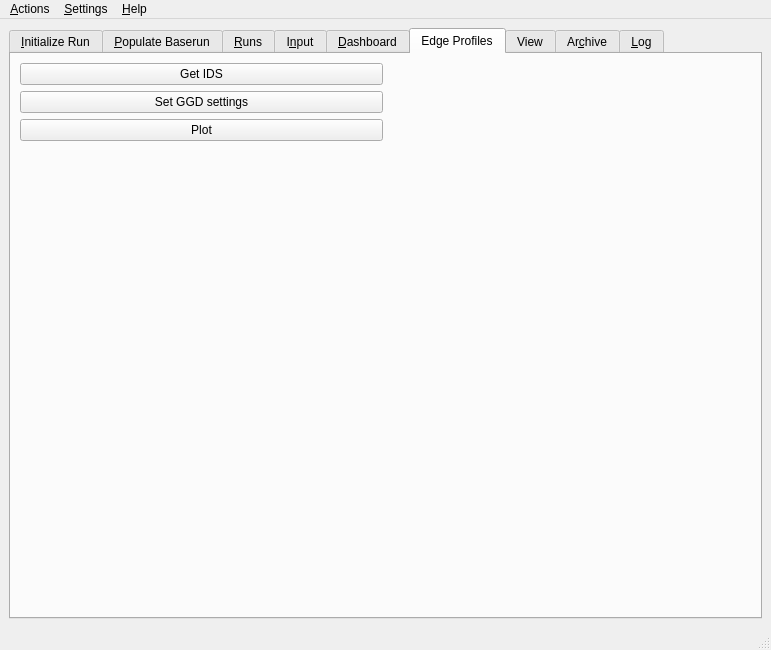
The window that src/gui/solps.ui (LeCAD-PEG/SOLPS-GUI) describes before a commit, drawn with Qt 5.
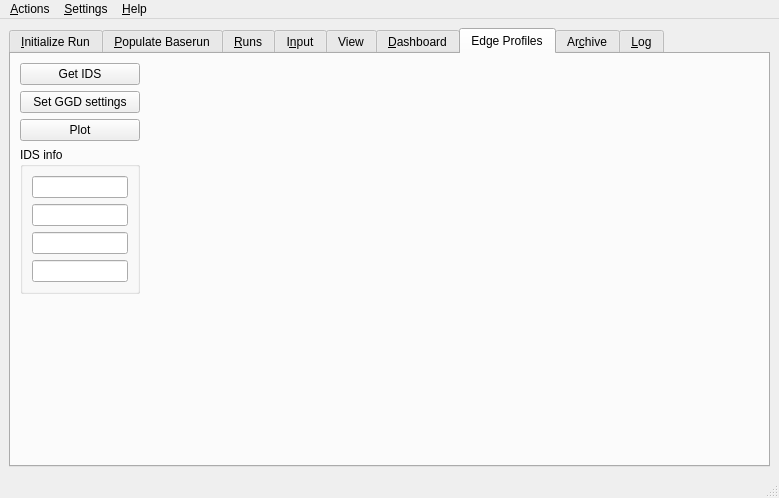
The same window after the commit. The open tabs and pages were chosen to show the change. Custom widgets are drawn as their Qt base class.

Commit message: Add IDS info grou for edge plot

The edit to the form file:
```diff
--- a/src/gui/solps.ui
+++ b/src/gui/solps.ui
@@ -10,8 +10,8 @@
    <rect>
     <x>0</x>
     <y>0</y>
-    <width>771</width>
-    <height>650</height>
+    <width>779</width>
+    <height>498</height>
    </rect>
   </property>
   <property name="sizePolicy">
@@ -426,6 +426,60 @@
         </item>
        </layout>
       </widget>
+      <widget class="QWidget" name="tab_3">
+       <attribute name="title">
+        <string>View</string>
+       </attribute>
+       <layout class="QGridLayout" name="gridLayout_4">
+        <item row="0" column="0">
+         <widget class="SolpsInput" name="solpsview">
+          <property name="currentIndex">
+           <number>2</number>
+          </property>
+          <widget class="QWidget" name="tab_14">
+           <attribute name="title">
+            <string>b2mn.prt</string>
+           </attribute>
+          </widget>
+          <widget class="QWidget" name="tab_7">
+           <attribute name="title">
+            <string>run.log</string>
+           </attribute>
+          </widget>
+          <widget class="QWidget" name="tab_10">
+           <attribute name="title">
+            <string>run.log.gz</string>
+           </attribute>
+          </widget>
+          <widget class="QWidget" name="tab_11">
+           <attribute name="title">
+            <string>b2fgmtry</string>
+           </attribute>
+          </widget>
+          <widget class="QWidget" name="tab_8">
+           <attribute name="title">
+            <string>b2fstati</string>
+           </attribute>
+          </widget>
+          <widget class="QWidget" name="tab_13">
+           <attribute name="title">
+            <string>b2fpardf</string>
+           </attribute>
+          </widget>
+          <widget class="QWidget" name="tab_12">
+           <attribute name="title">
+            <string>b2frates</string>
+           </attribute>
+          </widget>
+          <widget class="QWidget" name="tab_9">
+           <attribute name="title">
+            <string>b2fstate</string>
+           </attribute>
+          </widget>
+         </widget>
+        </item>
+       </layout>
+      </widget>
       <widget class="QWidget" name="tab_4">
        <attribute name="title">
         <string>&amp;Dashboard</string>
@@ -557,20 +611,7 @@
        <attribute name="title">
         <string>Edge Profiles</string>
        </attribute>
-       <layout class="QGridLayout" name="gridLayout_15">
-        <item row="3" column="0">
-         <spacer name="verticalSpacer">
-          <property name="orientation">
-           <enum>Qt::Vertical</enum>
-          </property>
-          <property name="sizeHint" stdset="0">
-           <size>
-            <width>20</width>
-            <height>40</height>
-           </size>
-          </property>
-         </spacer>
-        </item>
+       <layout class="QGridLayout" name="gridLayout_16">
         <item row="0" column="0">
          <widget class="QPushButton" name="pushButton_3">
           <property name="text">
@@ -578,22 +619,14 @@
           </property>
          </widget>
         </item>
-        <item row="2" column="0">
-         <widget class="QPushButton" name="pushButton_2">
-          <property name="text">
-           <string>Plot</string>
-          </property>
-         </widget>
-        </item>
-        <item row="1" column="0">
-         <widget class="QPushButton" name="pushButton">
-          <property name="text">
-           <string>Set GGD settings</string>
-          </property>
-         </widget>
-        </item>
-        <item row="0" column="1" rowspan="4">
+        <item row="0" column="1" rowspan="5">
          <widget class="EdgeProfiles" name="edgeprofiles">
+          <property name="minimumSize">
+           <size>
+            <width>400</width>
+            <height>200</height>
+           </size>
+          </property>
           <property name="toolTip">
            <string>Draws various edge profiles from SOLPS</string>
           </property>
@@ -608,17 +641,10 @@
           </property>
          </widget>
         </item>
-       </layout>
-      </widget>
-      <widget class="QWidget" name="tab_3">
-       <attribute name="title">
-        <string>View</string>
-       </attribute>
-       <layout class="QGridLayout" name="gridLayout_4">
-        <item row="0" column="0">
-         <widget class="SolpsInput" name="solpsview">
-          <property name="currentIndex">
-           <number>2</number>
+        <item row="1" column="0">
+         <widget class="QPushButton" name="pushButton">
+          <property name="text">
+           <string>Set GGD settings</string>
           </property>
           <widget class="QWidget" name="tab_14">
            <attribute name="title">
@@ -662,6 +688,53 @@
           </widget>
          </widget>
         </item>
+        <item row="2" column="0">
+         <widget class="QPushButton" name="pushButton_2">
+          <property name="text">
+           <string>Plot</string>
+          </property>
+         </widget>
+        </item>
+        <item row="3" column="0">
+         <widget class="QGroupBox" name="groupBox">
+          <property name="maximumSize">
+           <size>
+            <width>120</width>
+            <height>16777215</height>
+           </size>
+          </property>
+          <property name="title">
+           <string>IDS info</string>
+          </property>
+          <layout class="QGridLayout" name="gridLayout_15">
+           <item row="0" column="0">
+            <widget class="QLineEdit" name="lineEdit_shot"/>
+           </item>
+           <item row="5" column="0">
+            <widget class="QLineEdit" name="lineEdit_user"/>
+           </item>
+           <item row="3" column="0">
+            <widget class="QLineEdit" name="lineEdit_run"/>
+           </item>
+           <item row="4" column="0">
+            <widget class="QLineEdit" name="lineEdit_device"/>
+           </item>
+          </layout>
+         </widget>
+        </item>
+        <item row="4" column="0">
+         <spacer name="verticalSpacer">
+          <property name="orientation">
+           <enum>Qt::Vertical</enum>
+          </property>
+          <property name="sizeHint" stdset="0">
+           <size>
+            <width>20</width>
+            <height>333</height>
+           </size>
+          </property>
+         </spacer>
+        </item>
        </layout>
       </widget>
       <widget class="QWidget" name="tab_5">
@@ -732,7 +805,7 @@
     <rect>
      <x>0</x>
      <y>0</y>
-     <width>771</width>
+     <width>779</width>
      <height>19</height>
     </rect>
    </property>
```
Left out of the diff: 366 changed lines with no effect on the pictures. The commit also changes 2 other files.
